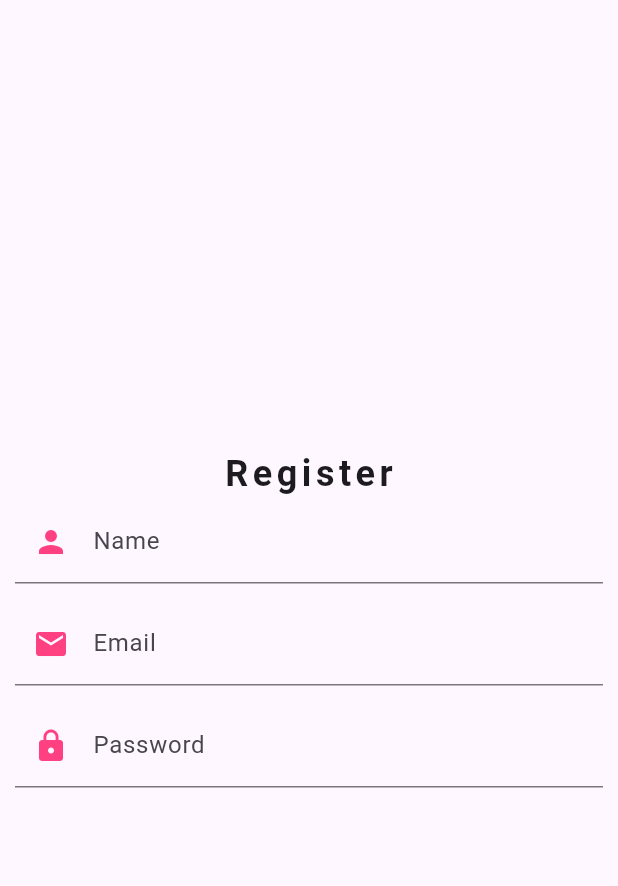
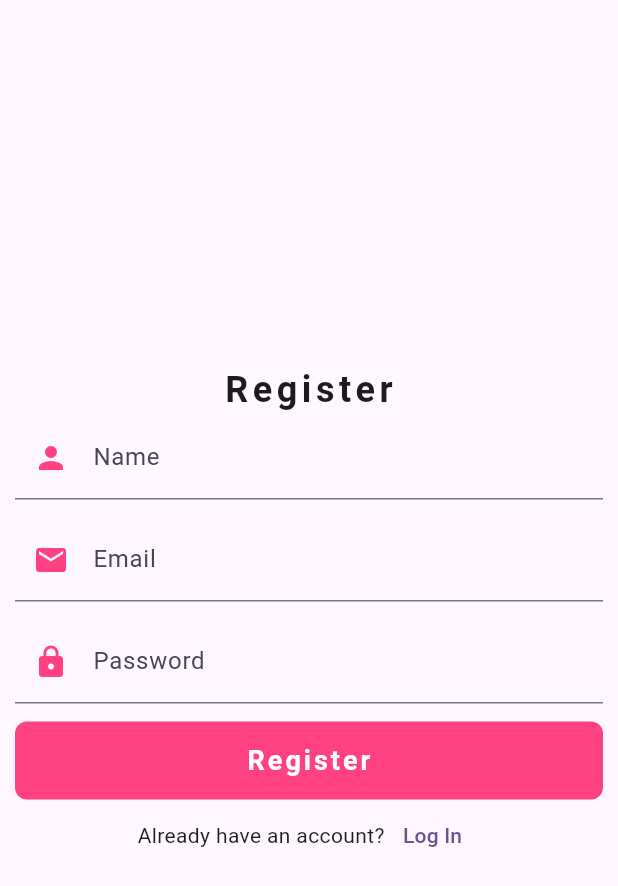
Before and after one commit to adogbeji/FlutterGoogleSignInApp, a Flutter app: the screen it shows after launch, on a phone screen of 412 x 824 dp. Shown: the top 886 px of the screen. Run offline on Flutter 3.47's test engine with Material 3 defaults, Android fonts, the phone set to English and light mode, and no system bars.

Commit message:
Add register button in register screen & change name of image in pubspec.yaml

```diff
--- a/lib/views/screens/auth/register_screen.dart
+++ b/lib/views/screens/auth/register_screen.dart
@@ -1,4 +1,5 @@
 import 'package:flutter/material.dart';
+import 'package:flutter/widgets.dart';
 
 class RegisterScreen extends StatelessWidget {
   const RegisterScreen({super.key});
@@ -26,7 +27,10 @@ class RegisterScreen extends StatelessWidget {
                 decoration: const InputDecoration(
                   labelText: 'Name',
                   hintText: 'Enter Name',
-                  prefixIcon: Icon(Icons.person, color: Colors.pinkAccent,),
+                  prefixIcon: Icon(
+                    Icons.person,
+                    color: Colors.pinkAccent,
+                  ),
                 ),
               ),
 
@@ -37,7 +41,10 @@ class RegisterScreen extends StatelessWidget {
                 decoration: const InputDecoration(
                   labelText: 'Email',
                   hintText: 'Enter Email',
-                  prefixIcon: Icon(Icons.email, color: Colors.pinkAccent,),
+                  prefixIcon: Icon(
+                    Icons.email,
+                    color: Colors.pinkAccent,
+                  ),
                 ),
               ),
 
@@ -48,8 +55,42 @@ class RegisterScreen extends StatelessWidget {
                 decoration: const InputDecoration(
                   labelText: 'Password',
                   hintText: 'Enter Password',
-                  prefixIcon: Icon(Icons.lock, color: Colors.pinkAccent,),
+                  prefixIcon: Icon(
+                    Icons.lock,
+                    color: Colors.pinkAccent,
+                  ),
                 ),
+              ),
+
+              const SizedBox(height: 12,),
+
+              // REGISTER BUTTON
+              InkWell(
+                onTap: () {
+                  print('Button Pressed!');
+                },
+                child: Container(
+                  width: MediaQuery.of(context).size.width,
+                  height: 52,
+                  decoration: BoxDecoration(
+                    color: Colors.pinkAccent,
+                    borderRadius: BorderRadius.circular(8),
+                  ),
+                  child: const Center(
+                    child: Text(
+                      'Register',
+                      style: TextStyle(fontSize: 18, color: Colors.white, fontWeight: FontWeight.bold, letterSpacing: 2),
+                    ),
+                  ),
+                ),
+              ),
+
+              Row(
+                mainAxisAlignment: MainAxisAlignment.center,
+                children: [
+                  const Text('Already have an account?'),
+                  TextButton(onPressed: () {}, child: const Text('Log In'),),
+                ],
               ),
             ],
           ),
--- a/pubspec.yaml
+++ b/pubspec.yaml
@@ -60,7 +60,7 @@ flutter:
 
   # To add assets to your application, add an assets section, like this:
   assets:
-    - assets/images/signinwithgoogle.png
+    - assets/images/google-signin.png
     # - images/a_dot_burr.jpeg
   #   - images/a_dot_ham.jpeg
 
```
Also changed, not shown: assets/images/google-signin.png (renamed from assets/images/signinwithgoogle.png).
